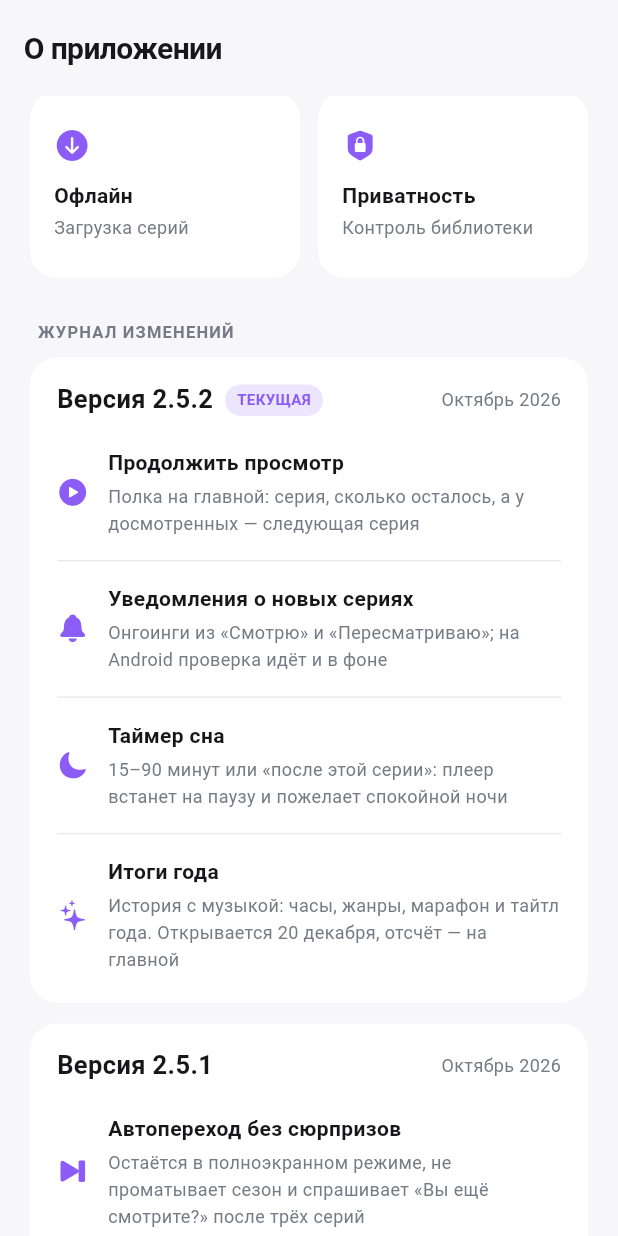
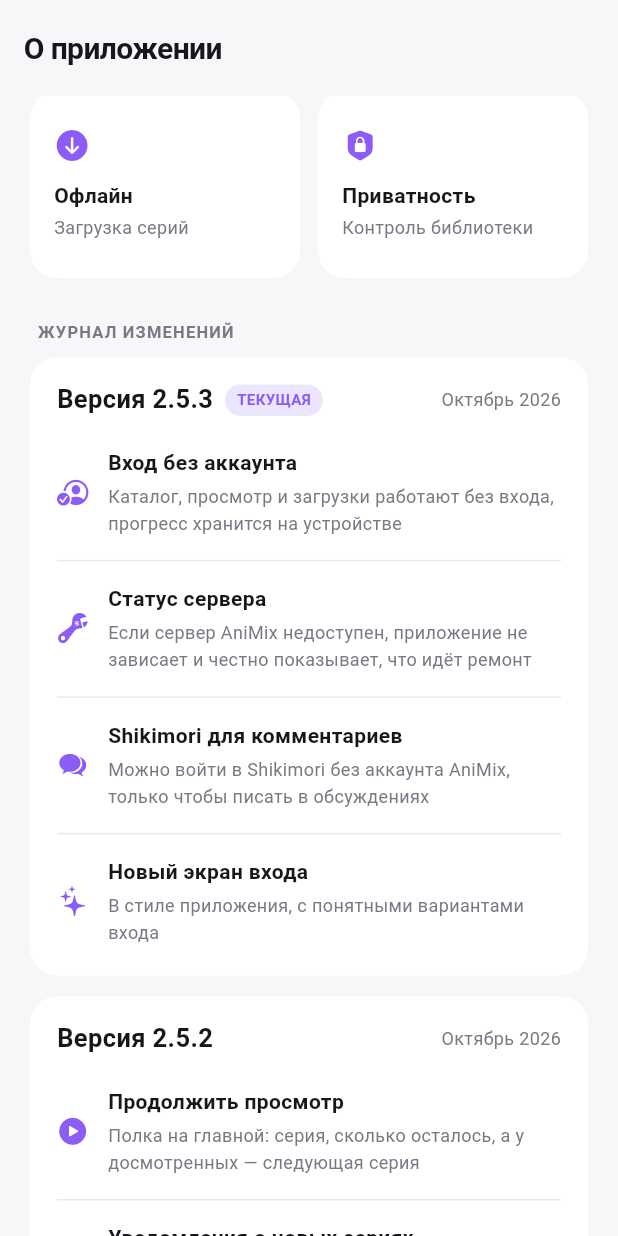
Before and after one commit to Wengine-wq/AniMix, a Flutter app: the _AboutScreen widget shown alone on an empty page, opened directly, scrolled down 576 dp, on a phone screen of 412 x 824 dp. Run offline on Flutter 3.47's test engine with Material 3 defaults, Android fonts, the phone set to English and light mode, and no system bars; our stand-ins replace cached_network_image, dio, flutter_cache_manager, flutter_dotenv, flutter_local_notifications, flutter_secure_storage and 7 more; missing offline and left inert: file_selector, flutter_web_auth_2, fvp, motor, webview_flutter_android, webview_flutter_wkwebview and 2 more; accounts and stored records are empty; network calls fail.

Commit message:
AniMix 2.5.3
Co-Authored-By: Claude Opus 5.5 (1M context) <noreply@anthropic.com>

```diff
--- a/lib/features/profile/settings_screen.dart
+++ b/lib/features/profile/settings_screen.dart
@@ -1577,7 +1577,7 @@ class _AboutScreen extends StatelessWidget {
                 ),
               ),
               child: const Text(
-                'ВЕРСИЯ 2.5.2',
+                'ВЕРСИЯ 2.5.3',
                 style: TextStyle(fontSize: 11, fontWeight: FontWeight.w700),
               ),
             ),
@@ -2149,6 +2149,32 @@ typedef _Release = ({
 /// Newest first. Keep in step with the GitHub release notes.
 const List<_Release> _changelog = [
   (
+    version: '2.5.3',
+    date: 'Октябрь 2026',
+    changes: [
+      (
+        CupertinoIcons.person_crop_circle_badge_checkmark,
+        'Вход без аккаунта',
+        'Каталог, просмотр и загрузки работают без входа, прогресс хранится на устройстве',
+      ),
+      (
+        CupertinoIcons.wrench_fill,
+        'Статус сервера',
+        'Если сервер AniMix недоступен, приложение не зависает и честно показывает, что идёт ремонт',
+      ),
+      (
+        CupertinoIcons.chat_bubble_2_fill,
+        'Shikimori для комментариев',
+        'Можно войти в Shikimori без аккаунта AniMix, только чтобы писать в обсуждениях',
+      ),
+      (
+        CupertinoIcons.sparkles,
+        'Новый экран входа',
+        'В стиле приложения, с понятными вариантами входа',
+      ),
+    ],
+  ),
+  (
     version: '2.5.2',
     date: 'Октябрь 2026',
     changes: [
--- a/pubspec.yaml
+++ b/pubspec.yaml
@@ -16,7 +16,7 @@ publish_to: 'none' # Remove this line if you wish to publish to pub.dev
 # https://developer.apple.com/library/archive/documentation/General/Reference/InfoPlistKeyReference/Articles/CoreFoundationKeys.html
 # In Windows, build-name is used as the major, minor, and patch parts
 # of the product and file versions while build-number is used as the build suffix.
-version: 2.5.2+252
+version: 2.5.3+253
 
 environment:
   sdk: ^3.11.4
```
